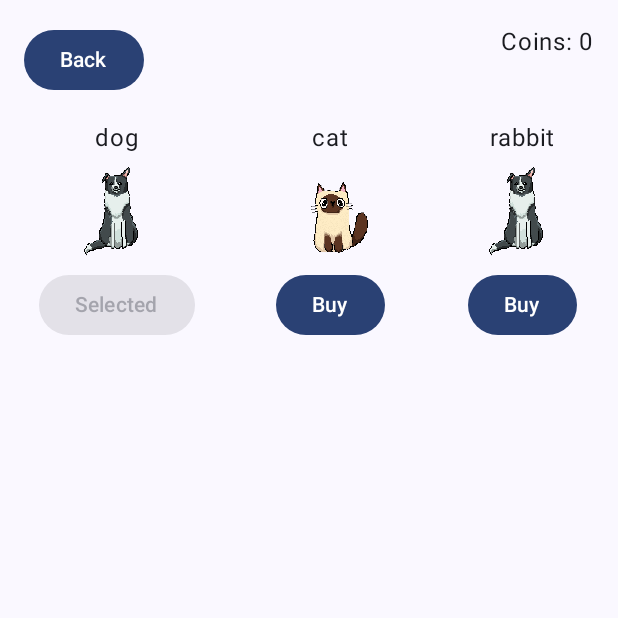
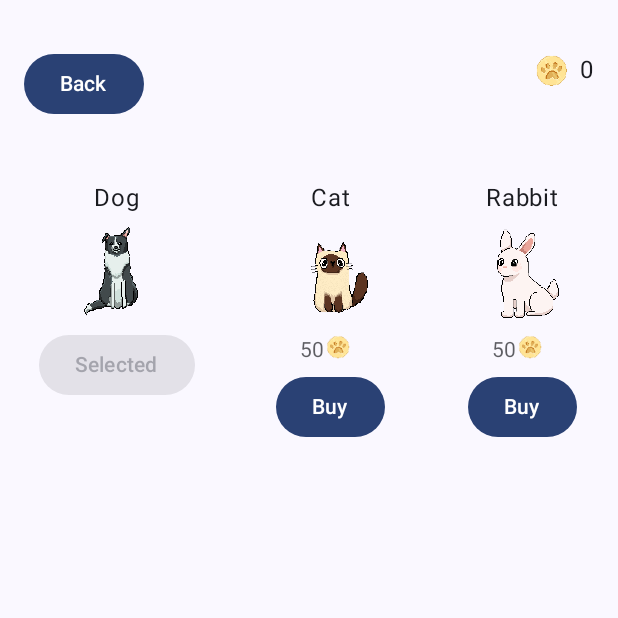
Before and after one commit to pia0sbltg/CCL3Stepcounter, an Android app built with Jetpack Compose: the ShopScreen screen opened through its navigation route, on a phone screen of 412 x 824 dp, the top half of it. Run offline under Robolectric (Android 15) with nearby library versions, the phone set to English and light mode, and no system bars; our stand-ins replace Room's generated code, livedata-compose; libraries missing offline, so code that uses them is left out: coil.decode; 4 statements that could not run were skipped.

Commit message:
All Sprites updated

```diff
--- a/app/src/main/java/dev/cc231046/ccl3stepcounter/ui/CircularProgressIndicator.kt
+++ b/app/src/main/java/dev/cc231046/ccl3stepcounter/ui/CircularProgressIndicator.kt
@@ -32,20 +32,20 @@ import kotlin.math.min
 fun CircularProgressWithPet(
     steps: Int,
     goalSteps: Int,
-    animalType: String, // The selected animal type (e.g., "dog", "cat", etc.)
+    animalType: String,
     petState: Int?,
     modifier: Modifier = Modifier
-
 ) {
     var progressValue by remember { mutableFloatStateOf(0f) }
 
     val configuration = LocalConfiguration.current
     val screenWidth = configuration.screenWidthDp.dp
     val size = min(screenWidth.value * 0.7f, 250f).dp
-    val petSize = size.value * 0.8f
+    val petSize = size.value * 0.7f
 
-    // Context for ImageLoader
     val context = LocalContext.current
+
+    val progressColor = MaterialTheme.colorScheme.secondary
 
     val currentAnim by remember(animalType, petState) {
         derivedStateOf {
@@ -57,25 +57,18 @@ fun CircularProgressWithPet(
                 }
                 "cat" -> when (petState) {
                     2 -> R.drawable.cat_sleeping
-                  //  3 -> R.drawable.cat_workout
+                    3 -> R.drawable.cat_workout
                     else -> R.drawable.cat_animation
-                }
-                /*
-                "rabbit" -> when (petState) {
+                }"rabbit" -> when (petState) {
                     2 -> R.drawable.rabbit_sleeping
                     3 -> R.drawable.rabbit_workout
                     else -> R.drawable.rabbit_animation
                 }
-
-                 */
-                else -> R.drawable.dog_animation // Default to the dog animation
+                else -> R.drawable.dog_animation
             }
         }
     }
 
-
-    println("ANIMAL TYPE: $animalType, STATE: $petState")
-    // Create ImageLoader that can handle GIFs
     val imageLoader = remember {
         ImageLoader.Builder(context)
             .components {
@@ -84,7 +77,6 @@ fun CircularProgressWithPet(
             }
             .build()
     }
-
 
     LaunchedEffect(steps, goalSteps) {
         progressValue = if (goalSteps > 0) {
@@ -103,6 +95,8 @@ fun CircularProgressWithPet(
     Column(
         horizontalAlignment = Alignment.CenterHorizontally,
         modifier = modifier
+            .fillMaxWidth()
+            .padding(vertical = 16.dp)
     ) {
         Box(
             contentAlignment = Alignment.Center,
@@ -110,21 +104,14 @@ fun CircularProgressWithPet(
                 .size(size)
                 .aspectRatio(1f)
         ) {
-            // Progress Circle
             Canvas(
                 modifier = Modifier
                     .size(size)
                     .aspectRatio(1f)
             ) {
                 val strokeWidth = 16.dp.toPx()
-                val diameter = min(size.toPx(), size.toPx()) - strokeWidth
-                val radius = diameter / 2
-
-
-
-                // Progress arc
                 drawArc(
-                    color = Color(0xFF90EE90),
+                    color = progressColor,
                     startAngle = -90f,
                     sweepAngle = 360f * animatedProgress,
                     useCenter = false,
@@ -135,37 +122,37 @@ fun CircularProgressWithPet(
                 )
             }
 
-            // Animated Dog GIF
             Image(
                 painter = rememberAsyncImagePainter(
                     ImageRequest.Builder(context)
                         .data(currentAnim)
-                        .size(Size.ORIGINAL) // Maintain original GIF size
+                        .size(Size.ORIGINAL)
                         .build(),
                     imageLoader = imageLoader
                 ),
-                contentDescription = "Dog Animation",
+                contentDescription = "Pet Animation",
                 modifier = Modifier.size(petSize.dp)
             )
         }
 
-        // Steps display below circle
-        Column(
-            horizontalAlignment = Alignment.CenterHorizontally,
-            modifier = Modifier.padding(top = 16.dp)
-        ) {
+        Spacer(modifier = Modifier.height(16.dp))
+
+        // Updated steps display
         Text(
             text = "$steps",
             style = TextStyle(
                 fontSize = 32.sp,
                 fontWeight = FontWeight.Bold
+            ),
+            modifier = Modifier.padding(bottom = 2.dp)
         )
+
+        Text(
+            text = "/ $goalSteps steps",
+            style = TextStyle(
+                fontSize = 16.sp,
+                color = MaterialTheme.colorScheme.onSurface.copy(alpha = 0.7f)
             )
-            Text(
-                text = "steps",
-                style = MaterialTheme.typography.bodyLarge,
-                modifier = Modifier.padding(top = 4.dp)
         )
     }
 }
-}
--- a/app/src/main/java/dev/cc231046/ccl3stepcounter/ui/ShopScreen.kt
+++ b/app/src/main/java/dev/cc231046/ccl3stepcounter/ui/ShopScreen.kt
@@ -9,6 +9,7 @@ import androidx.compose.runtime.getValue
 import androidx.compose.runtime.livedata.observeAsState
 import androidx.navigation.NavHostController
 import androidx.compose.foundation.layout.Arrangement
+import androidx.compose.foundation.layout.Box
 import androidx.compose.foundation.layout.Column
 import androidx.compose.foundation.layout.Row
 import dev.cc231046.ccl3stepcounter.R
@@ -17,6 +18,7 @@ import androidx.compose.foundation.layout.size
 import androidx.compose.foundation.lazy.LazyColumn
 import androidx.compose.foundation.lazy.items
 import androidx.compose.material3.Button
+import androidx.compose.material3.MaterialTheme
 import androidx.compose.material3.Text
 import androidx.compose.runtime.remember
 import androidx.compose.ui.Alignment
@@ -63,13 +65,32 @@ fun ShopScreen(viewModel: ShopViewModel, navController: NavHostController) {
         Row(
             modifier = Modifier
                 .fillMaxWidth()
-                .padding(16.dp),
+                .padding(16.dp)
+                .padding(vertical = 16.dp),
             horizontalArrangement = Arrangement.SpaceBetween
         ) {
             Button(onClick = { navController.popBackStack() }) {
                 Text("Back")
             }
-            Text("Coins: ${petState?.coins ?: 0}")
+            Box(modifier = Modifier) {
+                Row {
+                    Image(
+                        painter = rememberAsyncImagePainter(R.drawable.coin), // Ensure coin.png is added as a drawable resource
+                        contentDescription = "Coins",
+                        modifier = Modifier
+                            .size(30.dp) // Adjust size as needed
+                            .padding(end = 8.dp) // Add some spacing between the image and text
+                    )
+
+                    Text(
+                        text = "${petState?.coins ?: 0}",
+                        style = MaterialTheme.typography.bodyLarge,
+                        modifier = Modifier.padding(top = 5.dp)
+                    )
+                }
+
+            }
+
         }
 
         LazyColumn(modifier = Modifier.fillMaxSize()) {
@@ -82,21 +103,50 @@ fun ShopScreen(viewModel: ShopViewModel, navController: NavHostController) {
                         val isOwned = animal in ownedPetsNames
                         val isSelected = animal == selectedPet
 
-                        Column(horizontalAlignment = Alignment.CenterHorizontally) {
-                            Text(animal)
-                            val animation = viewModel.getAnimalAnimationResource(animal)
+                        Column(
+                            horizontalAlignment = Alignment.CenterHorizontally,
+                            modifier = Modifier.padding(vertical = 8.dp)
+                        ) {
+                            Text(
+                                text = animal.replaceFirstChar {
+                                    if (it.isLowerCase()) it.titlecase(Locale.getDefault())
+                                    else it.toString()
+                                }
+                            )
                             Image(
                                 painter = rememberAsyncImagePainter(
                                     ImageRequest.Builder(context)
-                                        .data(animation)
+                                        .data(viewModel.getAnimalAnimationResource(animal))
                                         .size(Size.ORIGINAL)
                                         .build(),
                                     imageLoader = imageLoader
                                 ),
-                                contentDescription = "Dog Animation",
+                                contentDescription = "$animal Animation",
                                 modifier = Modifier.size(petSize.dp)
                             )
-                            Button(onClick = {
+
+                            // Show cost if not owned
+                            if (!isOwned) {
+                                Row {
+                                    Text(
+                                    text = "50",
+                                    style = MaterialTheme.typography.bodyMedium,
+                                    color = MaterialTheme.colorScheme.onSurface.copy(alpha = 0.7f),
+                                    modifier = Modifier.padding(vertical = 4.dp)
+                                )
+                                    Image(
+                                        painter = rememberAsyncImagePainter(R.drawable.coin), // Ensure coin.png is added as a drawable resource
+                                        contentDescription = "Coins",
+                                        modifier = Modifier
+                                            .size(24.dp) // Adjust size as needed
+                                            .padding(end = 8.dp) // Add some spacing between the image and text
+                                    )
+                                }
+
+                            }
+
+                            Button(
+                                onClick = {
                                     if(isOwned){
                                         viewModel.viewModelScope.launch {
                                             viewModel.selectPet(animal)
@@ -107,7 +157,8 @@ fun ShopScreen(viewModel: ShopViewModel, navController: NavHostController) {
                                         }
                                     }
                                 },
-                                enabled = !isSelected) {
+                                enabled = !isSelected
+                            ) {
                                 Text(
                                     when {
                                         isSelected -> "Selected"
--- a/app/src/main/java/dev/cc231046/ccl3stepcounter/ui/ShopViewModel.kt
+++ b/app/src/main/java/dev/cc231046/ccl3stepcounter/ui/ShopViewModel.kt
@@ -65,7 +65,7 @@ class ShopViewModel (private val petDao: PetDao, private val ownedPetsDao: Owned
         return when (animal.lowercase(Locale.getDefault())) {
             "dog" -> R.drawable.dog_animation
             "cat" -> R.drawable.cat_animation
-            //  "rabbit" -> R.drawable.rabbit_animation
+            "rabbit" -> R.drawable.rabbit_animation
             else -> R.drawable.dog_animation // Default to dog animation
         }
     }
--- a/app/src/main/java/dev/cc231046/ccl3stepcounter/ui/StepScreen.kt
+++ b/app/src/main/java/dev/cc231046/ccl3stepcounter/ui/StepScreen.kt
@@ -1,5 +1,6 @@
 package dev.cc231046.ccl3stepcounter.ui
 
+import androidx.compose.foundation.Image
 import androidx.compose.foundation.layout.Arrangement
 import androidx.compose.foundation.layout.Column
 import androidx.compose.foundation.layout.Row
@@ -8,6 +9,7 @@ import androidx.compose.foundation.layout.fillMaxSize
 import androidx.compose.foundation.layout.fillMaxWidth
 import androidx.compose.foundation.layout.height
 import androidx.compose.foundation.layout.padding
+import androidx.compose.foundation.layout.width
 import androidx.compose.foundation.lazy.LazyColumn
 import androidx.compose.foundation.lazy.items
 import androidx.compose.material3.Button
@@ -33,6 +35,18 @@ import dev.cc231046.ccl3stepcounter.data.StepEntity
 import dev.cc231046.ccl3stepcounter.data.StepsDao
 import kotlinx.coroutines.launch
 import java.time.LocalDate
+import androidx.compose.foundation.background
+import androidx.compose.foundation.layout.Box
+import androidx.compose.foundation.layout.aspectRatio
+import androidx.compose.foundation.layout.size
+import androidx.compose.foundation.shape.CircleShape
+import androidx.compose.material.icons.Icons
+import androidx.compose.material.icons.filled.Check
+import androidx.compose.material3.Icon
+import androidx.compose.ui.text.style.TextAlign
+import coil.compose.rememberAsyncImagePainter
+import dev.cc231046.ccl3stepcounter.R
+import java.time.DayOfWeek
 
 enum class Routes(val route: String) {
     Main("Steps"),
@@ -77,9 +91,10 @@ fun StepScreen(viewModel: StepsViewModel, navController: NavHostController) {
         modifier = Modifier
             .fillMaxSize()
             .padding(top = 16.dp),
-        horizontalAlignment = Alignment.CenterHorizontally,
-        verticalArrangement = Arrangement.Top
+        horizontalAlignment = Alignment.CenterHorizontally
     ) {
+        // Top row with Shop button and coins
+        // Top row with Shop button and coins
         Row(
             modifier = Modifier
                 .fillMaxWidth()
@@ -87,32 +102,60 @@ fun StepScreen(viewModel: StepsViewModel, navController: NavHostController) {
             horizontalArrangement = Arrangement.SpaceBetween,
             verticalAlignment = Alignment.CenterVertically
         ) {
-            Button(onClick = { navController.navigate("Shop") }) {
+            Button(
+                onClick = { navController.navigate("Shop") },
+                modifier = Modifier.padding(vertical = 16.dp)
+            ) {
                 Text("Shop")
             }
 
-            Text("Coins: ${petState?.coins ?: 0}", style = MaterialTheme.typography.bodyLarge)
+            // Coins display with an image and text
+            Row(
+                verticalAlignment = Alignment.CenterVertically
+            ) {
+                // Replace with your actual coin.png resource
+                Image(
+                    painter = rememberAsyncImagePainter(R.drawable.coin), // Ensure coin.png is added as a drawable resource
+                    contentDescription = "Coins",
+                    modifier = Modifier
+                        .size(30.dp) // Adjust size as needed
+                        .padding(end = 8.dp) // Add some spacing between the image and text
+                )
+
+                Text(
+                    text = "${petState?.coins ?: 0}",
+                    style = MaterialTheme.typography.bodyLarge
+                )
+            }
         }
 
-        Spacer(modifier = Modifier.height(20.dp))
 
+        // Circular progress with pet (reduced weight to leave space for steps text)
         CircularProgressWithPet(
             steps = steps,
             goalSteps = todayGoal,
             animalType = petState?.selectedAnimal ?: "dog",
             petState = petState?.currentStage,
-            modifier = Modifier.weight(1f)
+            modifier = Modifier
+                .weight(1.75f)
+                .padding(vertical = 8.dp)
         )
 
-        Row(
+        // Spacer to ensure separation between components
+        Spacer(modifier = Modifier.height(16.dp))
+
+        // Goals button and feed text
+        Column(
             modifier = Modifier
                 .fillMaxWidth()
                 .padding(horizontal = 16.dp),
-            horizontalArrangement = Arrangement.SpaceBetween
+            horizontalAlignment = Alignment.CenterHorizontally
         ) {
             Button(
                 onClick = { navController.navigate(Routes.Goals.name) },
-                modifier = Modifier.weight(1f)
+                modifier = Modifier
+                    .fillMaxWidth(0.8f)
+                    .padding(bottom = 8.dp)
             ) {
                 Text("Goals")
             }
@@ -121,18 +164,20 @@ fun StepScreen(viewModel: StepsViewModel, navController: NavHostController) {
                 Button(
                     onClick = {
                         viewModel.viewModelScope.launch { viewModel.feedPet() }
-                              canFeed= false },
+                        canFeed = false
+                    },
                     colors = ButtonDefaults.buttonColors(containerColor = MaterialTheme.colorScheme.primary)
                 ) {
                     Text("Feed Pet")
                 }
             } else if (!todayGoalReached) {
-                Text("Reach your goal to feed the pet!")
+                Text("Reach your goal to feed the pet!", style = MaterialTheme.typography.bodyMedium)
             } else {
-                Text("Pet already fed today!")
+                Text("Pet already fed today!", style = MaterialTheme.typography.bodyMedium)
             }
         }
 
+        // Step history list
         LazyColumn(
             modifier = Modifier
                 .weight(1f)
@@ -147,28 +192,66 @@ fun StepScreen(viewModel: StepsViewModel, navController: NavHostController) {
     }
 }
 
+
 @Composable
 fun StepHistoryItem(stepEntity: StepEntity) {
-    Row(
-        modifier = Modifier
-            .fillMaxWidth()
-            .padding(8.dp),
-        horizontalArrangement = Arrangement.SpaceBetween,
-        verticalAlignment = Alignment.CenterVertically
+    Column(
+        horizontalAlignment = Alignment.CenterHorizontally,
+        modifier = Modifier.width(48.dp)
     ) {
+        // Circle with checkmark
+        Box(
+            contentAlignment = Alignment.Center,
+            modifier = Modifier
+                .size(40.dp)
+                .aspectRatio(1f)
+                .background(
+                    color = if (stepEntity.goalReached)
+                        MaterialTheme.colorScheme.primary // Light green for completed
+                    else
+                        MaterialTheme.colorScheme.secondary, // Light blue-grey for incomplete
+                    shape = CircleShape
+                )
+        ) {
+            if (stepEntity.goalReached) {
+                Icon(
+                    imageVector = Icons.Default.Check,
+                    contentDescription = "Goal reached",
+                    tint = Color.Black,
+                    modifier = Modifier.size(24.dp)
+                )
+            }
+        }
+
+        Spacer(modifier = Modifier.height(4.dp))
+
+        // Day text
         Text(
-            text = stepEntity.date,
-            style = MaterialTheme.typography.bodyMedium
-        )
-        Text(
-            text = "${stepEntity.totalSteps} steps",
-            style = MaterialTheme.typography.bodyMedium
-        )
-        Text(
-            text = if (stepEntity.goalReached) "✓" else "✗",
+            text = when (LocalDate.parse(stepEntity.date).dayOfWeek) {
+                DayOfWeek.MONDAY -> "Mo"
+                DayOfWeek.TUESDAY -> "Tue"
+                DayOfWeek.WEDNESDAY -> "Wed"
+                DayOfWeek.THURSDAY -> "Thu"
+                DayOfWeek.FRIDAY -> "Fri"
+                DayOfWeek.SATURDAY -> "Sat"
+                DayOfWeek.SUNDAY -> "Sun"
+            },
             style = MaterialTheme.typography.bodyMedium,
-            color = if (stepEntity.goalReached)
-                Color(0xFF4CAF50) else Color(0xFFE57373)
+            textAlign = TextAlign.Center
         )
     }
 }
+
+@Composable
+fun StepHistory(stepEntities: List<StepEntity>) {
+    Row(
+        horizontalArrangement = Arrangement.SpaceEvenly,
+        modifier = Modifier
+            .fillMaxWidth()
+            .padding(horizontal = 16.dp, vertical = 8.dp)
+    ) {
+        stepEntities.takeLast(7).forEach { stepEntity ->
+            StepHistoryItem(stepEntity)
+        }
+    }
+}
```
Also changed, not shown: app/src/main/res/drawable/cat_workout.GIF (added), app/src/main/res/drawable/coin.png (added), app/src/main/res/drawable/rabbit_animation.gif (added), app/src/main/res/drawable/rabbit_sleeping.gif (added), app/src/main/res/drawable/rabbit_workout.gif (added). Lines whose indentation alone changed are shown as unchanged.
